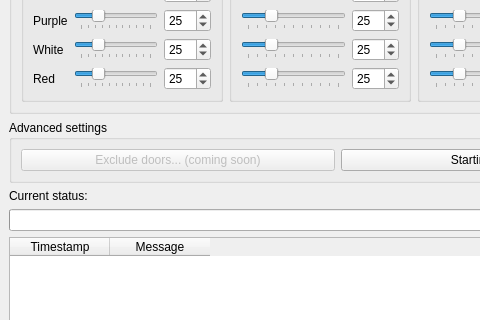
This is DoorRandomizer/GUI/MainWindow/randomizergui.ui in YonicDev/mpdr as Qt 5 draws it before an edit; both pictures show x 0 to 480 and y 203 to 523 of the 997 by 639 pixel window. The edited form follows.
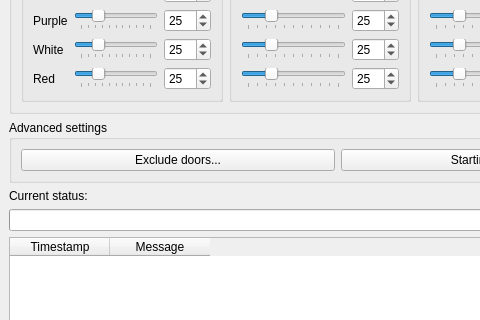
This is the edited form. Icons and pictures are not drawn.

Commit message: Add Exclude Doors panel

What changed in the file:
```diff
--- a/DoorRandomizer/GUI/MainWindow/randomizergui.ui
+++ b/DoorRandomizer/GUI/MainWindow/randomizergui.ui
@@ -954,10 +954,10 @@
        <item>
         <widget class="QPushButton" name="buttonDoors">
          <property name="enabled">
-          <bool>false</bool>
+          <bool>true</bool>
          </property>
          <property name="text">
-          <string>Exclude doors... (coming soon)</string>
+          <string>Exclude doors...</string>
          </property>
         </widget>
        </item>
```
The commit also changes 15 other files.
